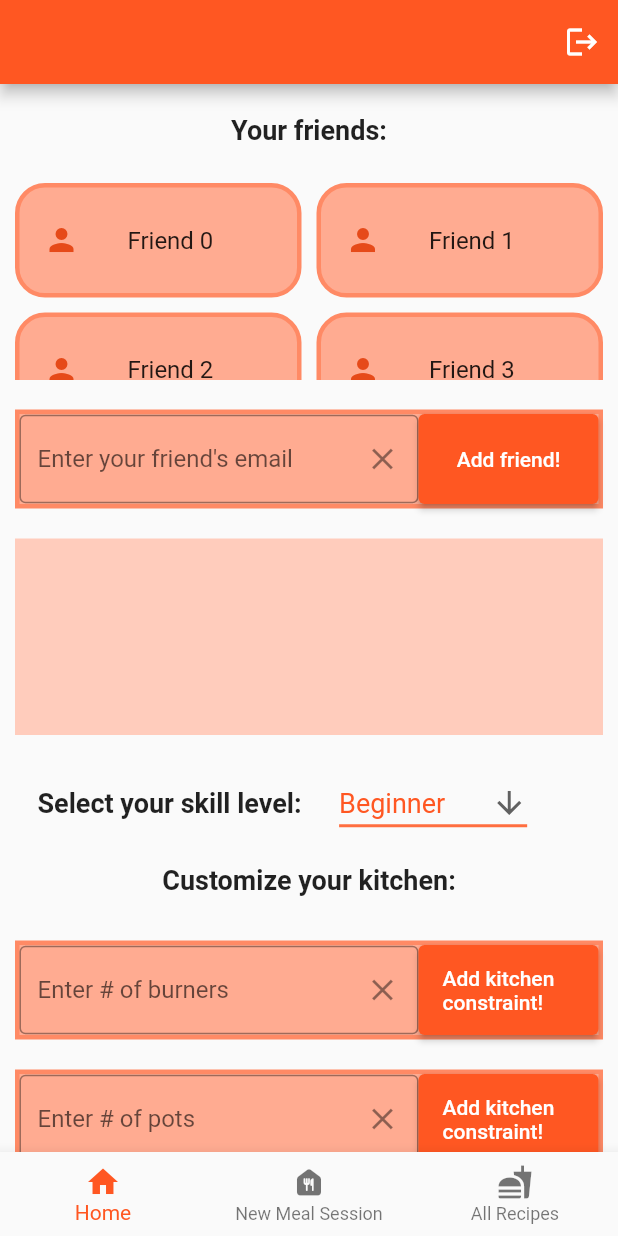
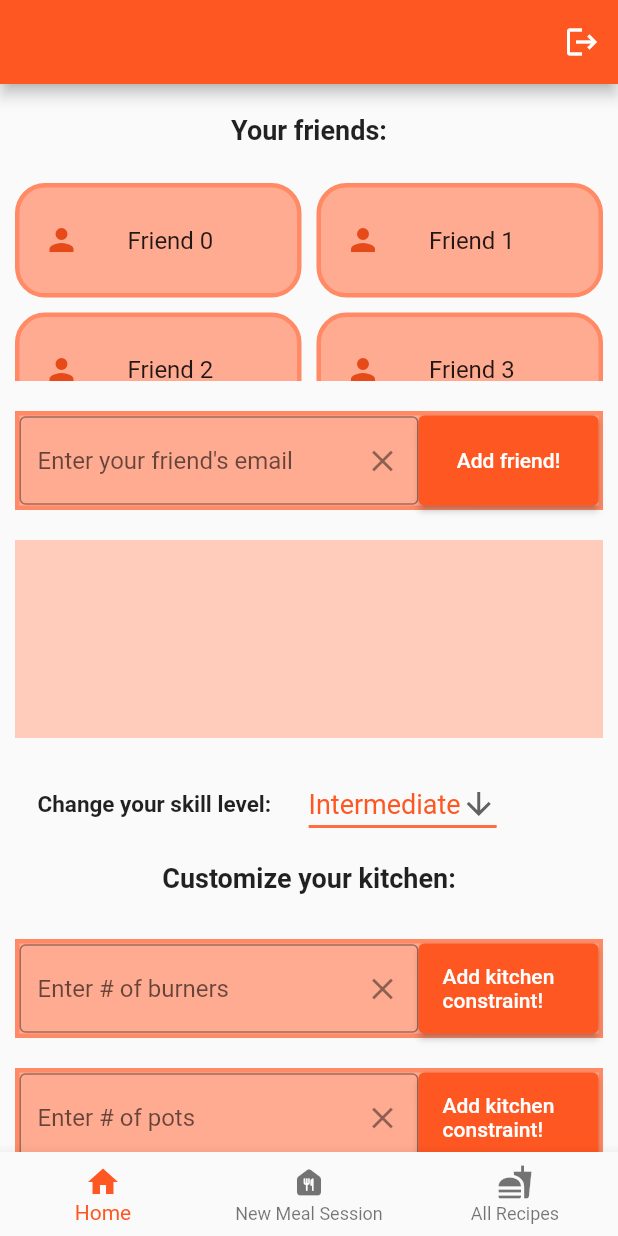
Before and after one commit to aurchond/KitchenBuddies, a Flutter app: the screen it shows once a user with an empty profile is signed in, on a phone screen of 412 x 824 dp. Run offline on Flutter 3.47's test engine with Material 2 defaults, Android fonts, the light colour scheme and no system bars; our stand-ins replace cloud_firestore, firebase_auth, firebase_core, firebase_messaging, flutter_local_notifications, flutter_spinkit; accounts and stored records are empty; network calls fail.

Commit message:
added getSkillLevel + commented out formatting for GET rest api stuff

```diff
--- a/JSONS/request/skillLevelReqAndRes.json
+++ b/JSONS/request/skillLevelReqAndRes.json
@@ -1,4 +1,4 @@
 {
     "userEmail": "shadisz@yahoo.ca",
-    "skillLevel": "beginner"
+    "skillLevel": 0
 }
--- a/first_app/lib/backend_processing/data_class.dart
+++ b/first_app/lib/backend_processing/data_class.dart
@@ -2,9 +2,11 @@ import 'package:first_app/backend_processing/service_class.dart';
 import 'package:flutter/cupertino.dart';
 
 import '../data_models/meal_session_steps.dart';
+import 'get_requests.dart';
 
 class DataClass extends ChangeNotifier {
   MealSessionSteps? post;
+  String? skillLevel;
   bool loading = false;
 
   // called from instructions screen to get specific instructions for user
@@ -17,4 +19,16 @@ class DataClass extends ChangeNotifier {
 
     notifyListeners();
   }
+
+  loadHomePage() async {
+
+    // actually show that the screen is loading while the info is fetched
+    loading = true;
+    skillLevel = (await GetUserSkill());
+    loading = false;
+
+    print(skillLevel);
+
+    notifyListeners();
+  }
 }
--- a/first_app/lib/screens/home_screen.dart
+++ b/first_app/lib/screens/home_screen.dart
@@ -11,9 +11,13 @@ import 'package:first_app/provider/notification_provider.dart';
 
 import 'package:http/http.dart' as http;
 
+import '../backend_processing/data_class.dart';
+import '../backend_processing/get_requests.dart';
 import '../helpers/tile_decorated.dart';
 
-const List<String> list = <String>['Beginner', 'Intermediate', 'Skilled'];
+const List<String> skillList = <String>['Beginner', 'Intermediate', 'Advanced'];
+String savedSkillValue = "Intermediate";
+
 
 class HomeScreen extends StatefulWidget {
   const HomeScreen({Key? key}) : super(key: key);
@@ -41,6 +45,10 @@ class _HomeScreenState extends State<HomeScreen> {
 
   @override
   void initState() {
+
+    final postModel = Provider.of<DataClass>(context, listen: false);
+    postModel.loadHomePage(); //todo: save string value
+
     //in terminated state
     FirebaseMessaging.instance.getInitialMessage().then((value) {
 /*     if (value != null) {
@@ -103,12 +111,16 @@ class _HomeScreenState extends State<HomeScreen> {
   @override
   Widget build(BuildContext context) {
     final fcmProvider = Provider.of<NotificationProvider>(context);
+    final postModel = Provider.of<DataClass>(context);
 
     /// dummy data ///
+    // todo AD: use getFriendsList, getKitchenConstraints and getUserSkill APIs
+
     final List<Map> myFriends =
         List.generate(6, (index) => {"id": index, "name": "Friend $index"})
             .toList();
-    String dropdownValue = list.first;
+    String? dropdownValue = postModel.skillLevel;
+
 
     return Consumer<AuthProvider>(builder: (context, model, _) {
       return Scaffold(
@@ -125,6 +137,7 @@ class _HomeScreenState extends State<HomeScreen> {
         body: Column(
           children: [
             /// friend setup ///
+            //todo AD: use AddFriend API
             Container(
                 margin: EdgeInsets.only(top: 20, bottom: 15),
                 child: Text(
@@ -155,6 +168,7 @@ class _HomeScreenState extends State<HomeScreen> {
                         false);
                   }),
             )),
+
             inputTextButton(textController, "Enter your friend's email",
                 "Add friend!", myFocusNode),
 
@@ -198,6 +212,7 @@ class _HomeScreenState extends State<HomeScreen> {
             )),
 
             /// set skill level ///
+            //todo AD: use AddSkillLevel API
             StatefulBuilder(
                 builder: (BuildContext context, StateSetter setState) {
               return Row(
@@ -205,9 +220,9 @@ class _HomeScreenState extends State<HomeScreen> {
                   Container(
                       margin: EdgeInsets.all(25),
                       child: Text(
-                        "Select your skill level:",
+                        "Change your skill level:",
                         style: TextStyle(
-                            fontWeight: FontWeight.bold, fontSize: 18),
+                            fontWeight: FontWeight.bold, fontSize: 15),
                       )),
                   DropdownButton<String>(
                     value: dropdownValue,
@@ -225,7 +240,7 @@ class _HomeScreenState extends State<HomeScreen> {
                         //TODO: handle API call
                       });
                     },
-                    items: list.map<DropdownMenuItem<String>>((String value) {
+                    items: skillList.map<DropdownMenuItem<String>>((String value) {
                       return DropdownMenuItem<String>(
                         value: value,
                         child: Text(value, style: TextStyle(fontSize: 18)),
@@ -237,6 +252,7 @@ class _HomeScreenState extends State<HomeScreen> {
             }),
 
             /// set kitchen constraints
+            //todo AD: use KitchenConstraints API
             Container(
                 margin: EdgeInsets.only(top: 5, bottom: 20),
                 child: Text(
```
Also changed, not shown: first_app/lib/backend_processing/get_requests.dart (added, +49 -0 lines).
